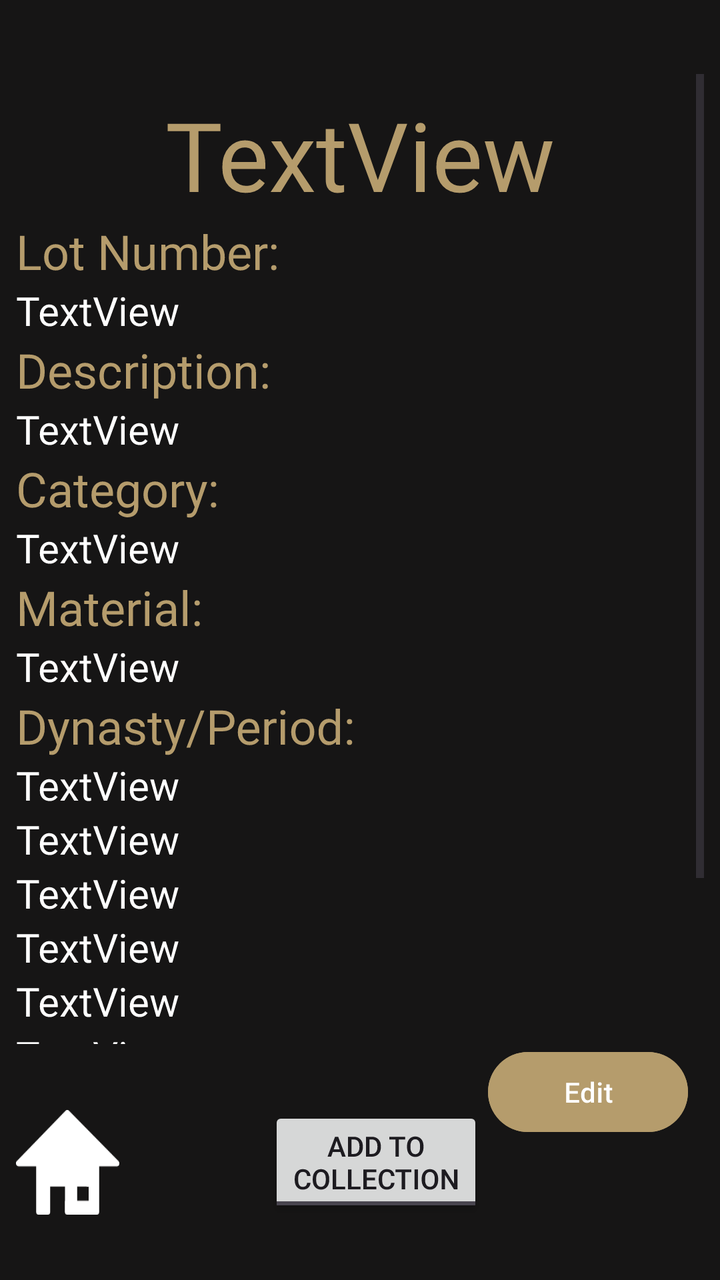
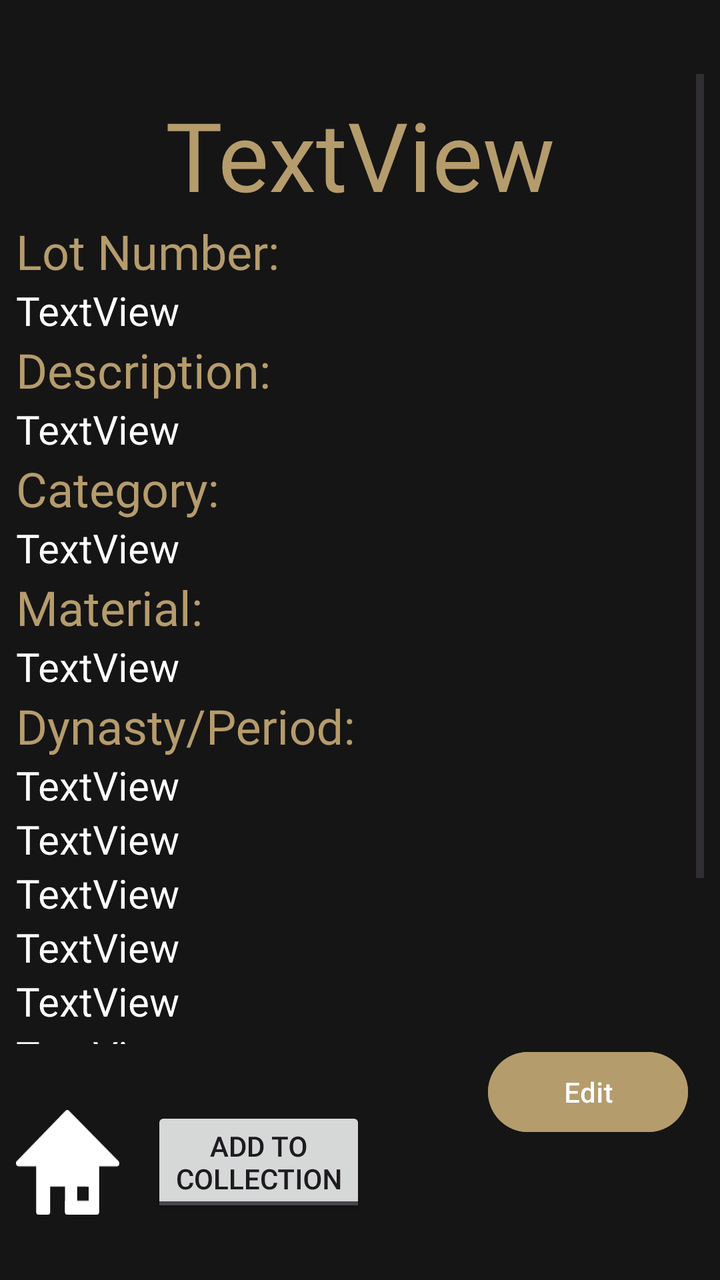

Compare the two renders of this Android layout. The source of the first and the diff that turns it into the second are given below.
<!-- AndroidManifest.xml: application theme Theme.B07DemoSummer2024 -->
<!-- res/layout/fragment_expanded_artifact_view.xml -->
<?xml version="1.0" encoding="utf-8"?>
<androidx.constraintlayout.widget.ConstraintLayout xmlns:android="http://schemas.android.com/apk/res/android"
    xmlns:app="http://schemas.android.com/apk/res-auto"
    xmlns:tools="http://schemas.android.com/tools"
    android:layout_width="match_parent"
    android:layout_height="match_parent"
    android:background="@color/softblack"
    android:rotationX="360"
    android:scaleX="1">

    <Button
        android:id="@+id/artifactDelete"
        android:layout_width="100dp"
        android:layout_height="48dp"
        android:layout_marginEnd="16dp"
        android:layout_marginBottom="7dp"
        android:backgroundTint="@color/lightgold"
        android:text="Delete"
        android:textColorLink="#9B0808"
        android:visibility="gone"
        app:layout_constraintBottom_toBottomOf="parent"
        app:layout_constraintEnd_toEndOf="parent"
        app:layout_constraintTop_toBottomOf="@+id/button2" />

    <Button
        android:id="@+id/button2"
        android:layout_width="100dp"
        android:layout_height="48dp"
        android:layout_marginEnd="16dp"
        android:layout_marginBottom="70dp"
        android:backgroundTint="@color/lightgold"
        android:text="Edit"
        android:textColorLink="#A4680F"
        app:layout_constraintBottom_toBottomOf="parent"
        app:layout_constraintEnd_toEndOf="parent" />

    <ScrollView
        android:id="@+id/scrollView3"
        android:layout_width="0dp"
        android:layout_height="0dp"
        android:layout_marginStart="8dp"
        android:layout_marginTop="37dp"
        android:layout_marginEnd="8dp"
        app:layout_constraintBottom_toTopOf="@+id/button2"
        app:layout_constraintEnd_toEndOf="parent"
        app:layout_constraintHorizontal_bias="0.53"
        app:layout_constraintStart_toStartOf="parent"
        app:layout_constraintTop_toTopOf="parent">

        <LinearLayout
            android:id="@+id/linearLayout2"
            android:layout_width="match_parent"
            android:layout_height="wrap_content"
            android:orientation="vertical">

            <ImageView
                android:id="@+id/imageView5"
                android:layout_width="match_parent"
                android:layout_height="wrap_content"
                android:layout_marginTop="8dp"
                android:adjustViewBounds="false" />

            <TextView
                android:id="@+id/name"
                android:layout_width="match_parent"
                android:layout_height="wrap_content"
                android:text="TextView"
                android:textAlignment="center"
                android:textColor="@color/lightgold"
                android:textSize="48sp" />

            <TextView
                android:id="@+id/textView2"
                android:layout_width="match_parent"
                android:layout_height="wrap_content"
                android:text="Lot Number:"
                android:textColor="@color/lightgold"
                android:textSize="24sp" />

            <TextView
                android:id="@+id/Lotnum"
                android:layout_width="match_parent"
                android:layout_height="wrap_content"
                android:text="TextView"
                android:textColor="@color/white"
                android:textSize="20sp" />

            <TextView
                android:id="@+id/textView5"
                android:layout_width="match_parent"
                android:layout_height="wrap_content"
                android:text="Description:"
                android:textColor="@color/lightgold"
                android:textSize="24sp" />

            <TextView
                android:id="@+id/description"
                android:layout_width="match_parent"
                android:layout_height="wrap_content"
                android:text="TextView"
                android:textColor="@color/white"
                android:textSize="20sp" />

            <TextView
                android:id="@+id/textView6"
                android:layout_width="match_parent"
                android:layout_height="wrap_content"
                android:text="Category:"
                android:textColor="@color/lightgold"
                android:textSize="24sp" />

            <TextView
                android:id="@+id/category"
                android:layout_width="match_parent"
                android:layout_height="wrap_content"
                android:text="TextView"
                android:textColor="@color/white"
                android:textSize="20sp" />

            <TextView
                android:id="@+id/textView7"
                android:layout_width="match_parent"
                android:layout_height="wrap_content"
                android:text="Material:"
                android:textColor="@color/lightgold"
                android:textSize="24sp" />

            <TextView
                android:id="@+id/material"
                android:layout_width="match_parent"
                android:layout_height="wrap_content"
                android:text="TextView"
                android:textColor="@color/white"
                android:textSize="20sp" />

            <TextView
                android:id="@+id/textView8"
                android:layout_width="match_parent"
                android:layout_height="wrap_content"
                android:text="Dynasty/Period:"
                android:textColor="@color/lightgold"
                android:textSize="24sp" />

            <TextView
                android:id="@+id/dynastyPeriod"
                android:layout_width="match_parent"
                android:layout_height="wrap_content"
                android:text="TextView"
                android:textColor="@color/white"
                android:textSize="20sp" />

            <TextView
                android:id="@+id/textView9"
                android:layout_width="match_parent"
                android:layout_height="wrap_content"
                android:text="Cultural Origin:"
                android:textColor="@color/lightgold"
                android:textSize="24sp"
                android:visibility="gone" />

            <TextView
                android:id="@+id/culturalOrigin"
                android:layout_width="match_parent"
                android:layout_height="wrap_content"
                android:text="TextView"
                android:textColor="@color/white"
                android:textSize="20sp" />

            <TextView
                android:id="@+id/textView10"
                android:layout_width="match_parent"
                android:layout_height="wrap_content"
                android:text="Dimensions:"
                android:textColor="@color/lightgold"
                android:textSize="24sp"
                android:visibility="gone" />

            <TextView
                android:id="@+id/dimensions"
                android:layout_width="match_parent"
                android:layout_height="wrap_content"
                android:text="TextView"
                android:textColor="@color/white"
                android:textSize="20sp" />

            <TextView
                android:id="@+id/textView11"
                android:layout_width="match_parent"
                android:layout_height="wrap_content"
                android:text="Condition:"
                android:textColor="@color/lightgold"
                android:textSize="24sp"
                android:visibility="gone" />

            <TextView
                android:id="@+id/conditionReport"
                android:layout_width="match_parent"
                android:layout_height="wrap_content"
                android:text="TextView"
                android:textColor="@color/white"
                android:textSize="20sp" />

            <TextView
                android:id="@+id/textView12"
                android:layout_width="match_parent"
                android:layout_height="wrap_content"
                android:text="Current Location:"
                android:textColor="@color/lightgold"
                android:textSize="24sp"
                android:visibility="gone" />

            <TextView
                android:id="@+id/currentLocation"
                android:layout_width="match_parent"
                android:layout_height="wrap_content"
                android:text="TextView"
                android:textColor="@color/white"
                android:textSize="20sp" />

            <TextView
                android:id="@+id/textView13"
                android:layout_width="match_parent"
                android:layout_height="wrap_content"
                android:text="Aquisistion Method:"
                android:textColor="@color/lightgold"
                android:textSize="24sp"
                android:visibility="gone" />

            <TextView
                android:id="@+id/acquisitionMethod"
                android:layout_width="match_parent"
                android:layout_height="wrap_content"
                android:text="TextView"
                android:textColor="@color/white"
                android:textSize="20sp" />

            <TextView
                android:id="@+id/textView14"
                android:layout_width="match_parent"
                android:layout_height="wrap_content"
                android:text="Provenance: "
                android:textColor="@color/lightgold"
                android:textSize="24sp"
                android:visibility="gone" />

            <TextView
                android:id="@+id/provenance"
                android:layout_width="match_parent"
                android:layout_height="wrap_content"
                android:text="TextView"
                android:textColor="@color/white"
                android:textSize="20sp" />

            <TextView
                android:id="@+id/textView15"
                android:layout_width="match_parent"
                android:layout_height="wrap_content"
                android:text="Accession Number:"
                android:textSize="24sp"
                android:textColor="@color/lightgold"
                android:visibility="gone" />

            <TextView
                android:id="@+id/accessionNumber"
                android:layout_width="match_parent"
                android:layout_height="wrap_content"
                android:text="TextView"
                android:textColor="@color/white"
                android:textSize="20sp" />

            <TextView
                android:id="@+id/textView16"
                android:layout_width="match_parent"
                android:layout_height="wrap_content"
                android:text="Notes: "
                android:textColor="@color/lightgold"
                android:textSize="24sp"
                android:visibility="gone" />

            <TextView
                android:id="@+id/notes"
                android:layout_width="match_parent"
                android:layout_height="wrap_content"
                android:text="TextView"
                android:textColor="@color/white"
                android:textSize="20sp" />

            <androidx.recyclerview.widget.RecyclerView
                android:id="@+id/relatedArtifactsList"
                android:layout_width="match_parent"
                android:layout_height="wrap_content"
                android:layoutDirection="ltr"
                android:scrollIndicators="bottom"
                android:scrollbars="horizontal" />
            <Button
                android:id="@+id/addComment"
                android:layout_width="match_parent"
                android:layout_height="wrap_content"
                android:backgroundTint="@color/lightgold"
                android:text="@string/add_comment"
                android:visibility="gone" />

            <EditText
                android:id="@+id/commentField"
                android:layout_width="match_parent"
                android:layout_height="wrap_content"
                android:ems="10"
                android:hint="@string/comment_hint"
                android:inputType="textMultiLine"
                android:textColor="@color/white"
                android:textColorHint="@color/editor_hint"
                android:visibility="gone" />


        </LinearLayout>
    </ScrollView>

    <ToggleButton
        android:id="@+id/saveArtifactToggle"
        android:layout_width="wrap_content"
        android:layout_height="wrap_content"
        android:layout_marginStart="16dp"
        android:allowUndo="false"
        android:checked="false"
        android:clickable="true"
        android:focusable="true"
        android:lines="2"
        android:textOff="Add to\nCollection"
        android:textOn="Remove from\nCollection"
        app:layout_constraintBottom_toBottomOf="parent"
        app:layout_constraintStart_toEndOf="@+id/expandedViewHomeButton"
        app:layout_constraintEnd_toStartOf="@+id/artifactDelete"
        app:layout_constraintStart_toStartOf="parent"
        app:layout_constraintTop_toBottomOf="@+id/scrollView3" />

    <ImageButton
        android:id="@+id/expandedViewHomeButton"
        android:layout_width="wrap_content"
        android:layout_height="wrap_content"
        android:layout_marginStart="8dp"
        android:background="#00FFFFFF"
        android:clickable="true"
        android:contentDescription="@string/home_icon_speakable_text"
        android:focusable="true"
        android:scaleY="1.2"
        app:layout_constraintBottom_toBottomOf="parent"
        app:layout_constraintStart_toStartOf="parent"
        app:layout_constraintTop_toBottomOf="@+id/scrollView3"
        app:srcCompat="@drawable/home_icon" />

</androidx.constraintlayout.widget.ConstraintLayout>
<!-- resources referenced by this layout -->
<resources>
  <color name="editor_hint">#FF898989</color>
  <color name="lightgold">#B59C6C</color>
  <color name="softblack">#161515</color>
  <color name="white">#FFFFFFFF</color>
  <!-- drawable home_icon (drawable) -->
  <vector xmlns:android="http://schemas.android.com/apk/res/android"
      android:width="51.608dp"
      android:height="43.777dp"
      android:viewportWidth="51.608"
      android:viewportHeight="43.777">
    <path
        android:pathData="M25.615,1.25 L1.25,22.29l10.066,0.005v20.232h4.522V30.722h9.891l11.775,0.083v8.362h-8.179v-8.362l-3.596,-0.083 -0.077,11.805h14.641v-20.232l10.066,0.005z"
        android:strokeLineJoin="round"
        android:strokeWidth="2.5"
        android:fillColor="#ffffff"
        android:strokeColor="#ffffff"
        android:strokeLineCap="round"/>
  </vector>
  <string name="add_comment">Add Comment</string>
  <string name="comment_hint">Write a comment…</string>
  <string name="home_icon_speakable_text">Return Home</string>
  <style name="Theme.B07DemoSummer2024" parent="Base.Theme.B07DemoSummer2024" />
  <style name="Base.Theme.B07DemoSummer2024" parent="Theme.Material3.DayNight.NoActionBar">
          
          
          <item name="android:statusBarColor">@color/softblack</item>
          <item name="android:navigationBarColor">@color/softblack</item>
      </style>
</resources>

<!-- the commit's change to res/layout/fragment_expanded_artifact_view.xml (unified diff, before → after) -->
@@ -328,9 +328,9 @@
         android:textOff="Add to\nCollection"
         android:textOn="Remove from\nCollection"
         app:layout_constraintBottom_toBottomOf="parent"
+        app:layout_constraintEnd_toStartOf="@+id/button2"
+        app:layout_constraintHorizontal_bias="0.0"
         app:layout_constraintStart_toEndOf="@+id/expandedViewHomeButton"
-        app:layout_constraintEnd_toStartOf="@+id/artifactDelete"
-        app:layout_constraintStart_toStartOf="parent"
         app:layout_constraintTop_toBottomOf="@+id/scrollView3" />
 
     <ImageButton
